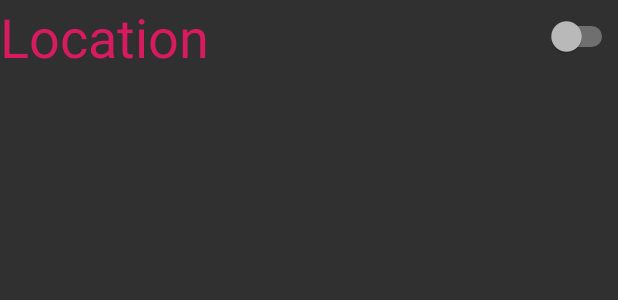
After one commit to syntax-errorz/smartBus-pilot-android, an Android app: the layout activity_enabler.xml on its own in the app's theme, with its tools: preview values and no code run, on a phone screen of 412 x 824 dp. The commit adds this screen. Shown: the top 300 px of the screen. Run offline under Robolectric (Android 15) with nearby library versions, the phone set to English and light mode, and no system bars.

Commit message:
App icon

```diff
--- a/Catchme2/app/build.gradle
+++ b/Catchme2/app/build.gradle
@@ -25,4 +25,6 @@ dependencies {
     testImplementation 'junit:junit:4.12'
     androidTestImplementation 'com.android.support.test:runner:1.0.2'
     androidTestImplementation 'com.android.support.test.espresso:espresso-core:3.0.2'
+    implementation 'com.android.support:cardview-v7:28.0.0'
+    implementation 'com.android.support:recyclerview-v7:28.0.0'
 }
--- a/Catchme2/app/src/main/AndroidManifest.xml
+++ b/Catchme2/app/src/main/AndroidManifest.xml
@@ -4,9 +4,9 @@
 
     <application
         android:allowBackup="true"
-        android:icon="@mipmap/ic_launcher"
+        android:icon="@mipmap/icon_app"
         android:label="@string/app_name"
-        android:roundIcon="@mipmap/ic_launcher_round"
+        android:roundIcon="@mipmap/icon_app"
         android:supportsRtl="true"
         android:theme="@style/AppTheme">
         <meta-data
--- /dev/null
+++ b/Catchme2/app/src/main/res/layout/activity_alerts.xml
@@ -0,0 +1,6 @@
+<?xml version="1.0" encoding="utf-8"?>
+<LinearLayout xmlns:android="http://schemas.android.com/apk/res/android"
+    android:layout_width="match_parent"
+    android:layout_height="match_parent">
+
+</LinearLayout>
--- /dev/null
+++ b/Catchme2/app/src/main/res/layout/activity_enabler.xml
@@ -0,0 +1,14 @@
+<?xml version="1.0" encoding="utf-8"?>
+<LinearLayout xmlns:android="http://schemas.android.com/apk/res/android"
+    android:layout_width="match_parent"
+    android:layout_height="match_parent">
+
+    <Switch
+        android:id="@+id/switch2"
+        android:layout_width="0dp"
+        android:layout_height="wrap_content"
+        android:layout_weight="1"
+        android:text="@string/location"
+        android:textColor="@color/colorAccent"
+        android:textSize="36sp" />
+</LinearLayout>
--- a/Catchme2/app/src/main/res/layout/activity_main.xml
+++ b/Catchme2/app/src/main/res/layout/activity_main.xml
@@ -9,7 +9,7 @@
     tools:context=".MainActivity">
 
     <ImageView
-        android:layout_width="173dp"
+        android:layout_width="1dp"
         android:layout_height="166dp"
         android:layout_alignParentStart="true"
         android:layout_alignParentTop="true"
--- a/Catchme2/app/src/main/res/values/strings.xml
+++ b/Catchme2/app/src/main/res/values/strings.xml
@@ -2,4 +2,5 @@
     <string name="app_name">Catch me..</string>
     <string name="password">Password</string>
     <string name="user_id">User ID</string>
+    <string name="location">Location</string>
 </resources>
```
Also changed, not shown: Catchme2/app/src/main/java/io/google/catchme/Login_activity.java (+9 -0 lines), Catchme2/app/src/main/icon_app-web.png (added), Catchme2/app/src/main/res/mipmap-hdpi/icon_app.png (added), Catchme2/app/src/main/res/mipmap-mdpi/icon_app.png (added), Catchme2/app/src/main/res/mipmap-xhdpi/icon_app.png (added), Catchme2/app/src/main/res/mipmap-xxhdpi/icon_app.png (added), Catchme2/app/src/main/res/mipmap-xxxhdpi/icon_app.png (added).
